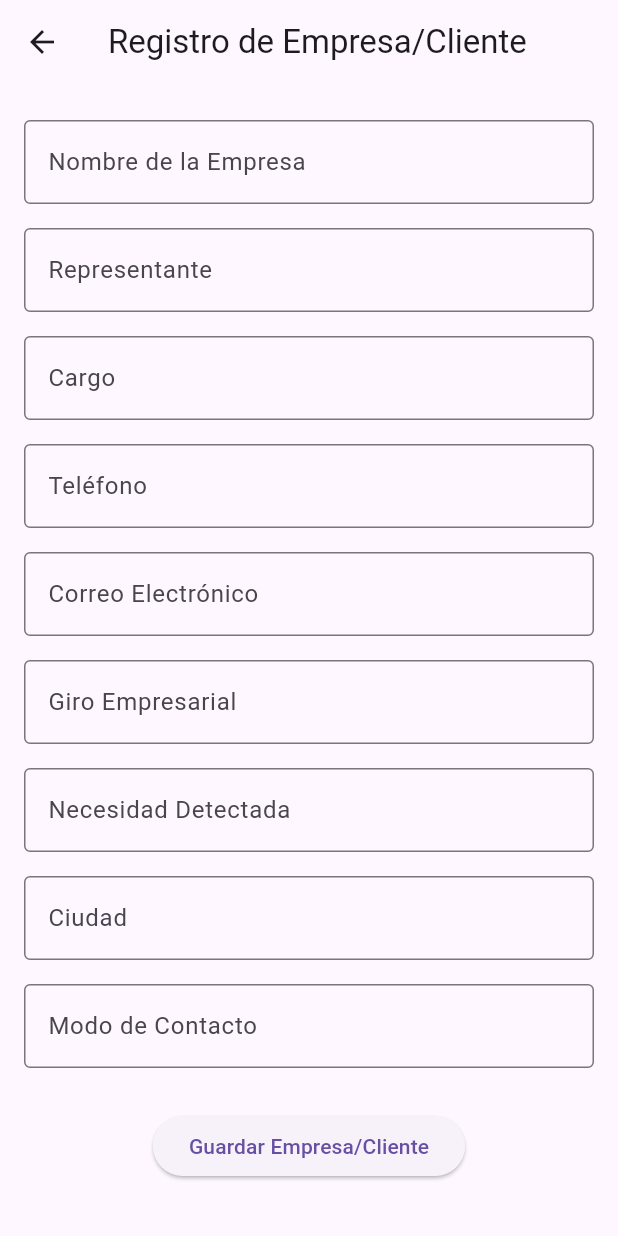
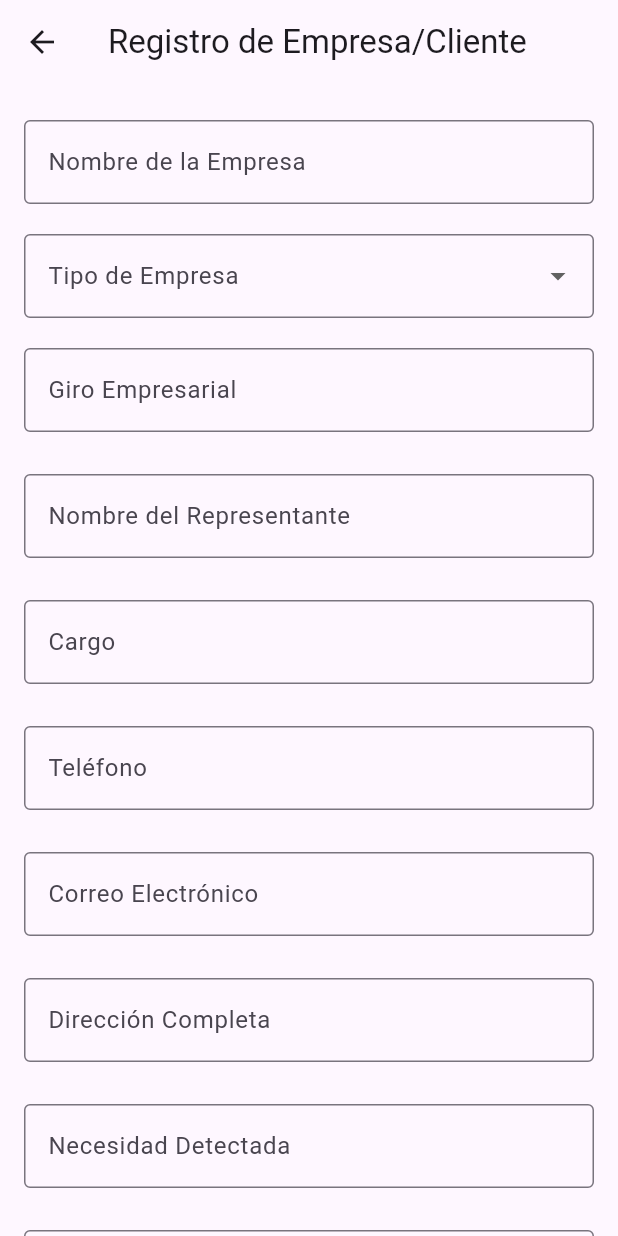
Before and after one commit to Crearcos/app-vendedores, a Flutter app: the RegistroEmpresaPage screen opened directly, on a phone screen of 412 x 824 dp. Run offline on Flutter 3.47's test engine with Material 3 defaults, Android fonts, the phone set to English and light mode, and no system bars.

Commit message:
empresas/base de datos, models, views, serializers, urls

```diff
--- a/app_vendedores_frontend/lib/vendedor/registrar_empresa.dart
+++ b/app_vendedores_frontend/lib/vendedor/registrar_empresa.dart
@@ -12,15 +12,40 @@ class RegistroEmpresaPage extends StatefulWidget {
 
 class _RegistroEmpresaPageState extends State<RegistroEmpresaPage> {
   final GlobalKey<FormState> _formKey = GlobalKey<FormState>();
+
+  // Controladores para campos de texto
   final TextEditingController empresaController = TextEditingController();
+  final TextEditingController giroController = TextEditingController();
   final TextEditingController representanteController = TextEditingController();
   final TextEditingController cargoController = TextEditingController();
   final TextEditingController telefonoController = TextEditingController();
   final TextEditingController emailController = TextEditingController();
-  final TextEditingController giroController = TextEditingController();
+  final TextEditingController direccionController = TextEditingController();
   final TextEditingController necesidadController = TextEditingController();
-  final TextEditingController ciudadController = TextEditingController();
-  final TextEditingController modoContactoController = TextEditingController();
+  final TextEditingController productoServicioController = TextEditingController();
+  final TextEditingController proximaCitaController = TextEditingController();
+
+  // Listas para dropdowns (tipo empresa y modo contacto)
+  final List<Map<String, String>> tiposEmpresa = [
+    {'value': 'PYME', 'label': 'Pequeña y Mediana Empresa'},
+    {'value': 'CORP', 'label': 'Corporación'},
+    {'value': 'STARTUP', 'label': 'Startup'},
+    {'value': 'ONG', 'label': 'Organización No Gubernamental'},
+    {'value': 'GUB', 'label': 'Entidad Gubernamental'},
+    {'value': 'OTRO', 'label': 'Otro tipo de organización'},
+  ];
+
+  final List<Map<String, String>> modosContacto = [
+    {'value': 'EMAIL', 'label': 'Correo Electrónico'},
+    {'value': 'WHATSAPP', 'label': 'WhatsApp'},
+    {'value': 'LLAMADA', 'label': 'Llamada Telefónica'},
+    {'value': 'VISITA', 'label': 'Visita Presencial'},
+    {'value': 'VIDEOCALL', 'label': 'Videollamada'},
+  ];
+
+  // Variables para almacenar selección dropdown
+  String? _tipoEmpresaSeleccionado;
+  String? _modoContactoSeleccionado;
 
   String _message = '';
   bool _isLoading = false;
@@ -28,14 +53,15 @@ class _RegistroEmpresaPageState extends State<RegistroEmpresaPage> {
   @override
   void dispose() {
     empresaController.dispose();
+    giroController.dispose();
     representanteController.dispose();
     cargoController.dispose();
     telefonoController.dispose();
     emailController.dispose();
-    giroController.dispose();
+    direccionController.dispose();
     necesidadController.dispose();
-    ciudadController.dispose();
-    modoContactoController.dispose();
+    productoServicioController.dispose();
+    proximaCitaController.dispose();
     super.dispose();
   }
 
@@ -47,22 +73,38 @@ class _RegistroEmpresaPageState extends State<RegistroEmpresaPage> {
 
   Future<void> _guardarEmpresa() async {
     if (!_formKey.currentState!.validate()) {
-      setState(() => _message = 'Por favor, complete todos los campos correctamente.');
+      setState(() => _message = 'Por favor, complete todos los campos obligatorios correctamente.');
       return;
     }
 
-    setState(() => _isLoading = true);
+    if (_tipoEmpresaSeleccionado == null) {
+      setState(() => _message = 'Por favor, seleccione un Tipo de Empresa.');
+      return;
+    }
+
+    if (_modoContactoSeleccionado == null) {
+      setState(() => _message = 'Por favor, seleccione un Modo de Contacto.');
+      return;
+    }
+
+    setState(() {
+      _isLoading = true;
+      _message = '';
+    });
 
     final Map<String, dynamic> data = {
       "nombre_empresa": empresaController.text.trim(),
+      "tipo_empresa": _tipoEmpresaSeleccionado!,
+      "giro": giroController.text.trim(),
       "representante": representanteController.text.trim(),
       "cargo": cargoController.text.trim(),
       "telefono": telefonoController.text.trim(),
       "email": emailController.text.trim(),
-      "giro": giroController.text.trim(),
+      "direccion": direccionController.text.trim(),
       "necesidad_detectada": necesidadController.text.trim(),
-      "ciudad": ciudadController.text.trim(),
-      "modo_contacto": modoContactoController.text.trim(),
+      "producto_servicio_interes": productoServicioController.text.trim(),
+      "proxima_cita": proximaCitaController.text.trim(),
+      "modo_contacto": _modoContactoSeleccionado!,
     };
 
     try {
@@ -82,7 +124,7 @@ class _RegistroEmpresaPageState extends State<RegistroEmpresaPage> {
         _clearControllers();
       } else {
         setState(() {
-          _message = responseData['message'] ?? 'Error al registrar empresa: ${response.body}';
+          _message = responseData['message'] ?? 'Error al registrar empresa';
         });
       }
     } catch (e) {
@@ -94,14 +136,19 @@ class _RegistroEmpresaPageState extends State<RegistroEmpresaPage> {
 
   void _clearControllers() {
     empresaController.clear();
+    giroController.clear();
     representanteController.clear();
     cargoController.clear();
     telefonoController.clear();
     emailController.clear();
-    giroController.clear();
+    direccionController.clear();
     necesidadController.clear();
-    ciudadController.clear();
-    modoContactoController.clear();
+    productoServicioController.clear();
+    proximaCitaController.clear();
+    setState(() {
+      _tipoEmpresaSeleccionado = null;
+      _modoContactoSeleccionado = null;
+    });
   }
 
   @override
@@ -114,28 +161,111 @@ class _RegistroEmpresaPageState extends State<RegistroEmpresaPage> {
           key: _formKey,
           child: Column(
             children: [
-              _buildTextField(empresaController, 'Nombre de la Empresa'),
-              _buildTextField(representanteController, 'Representante'),
+              // 1. Empresa (Obligatorio)
+              _buildTextField(empresaController, 'Nombre de la Empresa', validator: _campoObligatorio),
+
+              const SizedBox(height: 12),
+
+              // 2. Tipo de empresa (dropdown obligatorio)
+              DropdownButtonFormField<String>(
+                value: _tipoEmpresaSeleccionado,
+                decoration: const InputDecoration(
+                  labelText: 'Tipo de Empresa',
+                  border: OutlineInputBorder(),
+                ),
+                items: tiposEmpresa.map((tipo) {
+                  return DropdownMenuItem<String>(
+                    value: tipo['value'],
+                    child: Text(tipo['value']!), // Mostrar siglas
+                  );
+                }).toList(),
+                onChanged: (value) {
+                  setState(() {
+                    _tipoEmpresaSeleccionado = value;
+                  });
+                },
+                validator: (value) => value == null ? 'Seleccione un tipo de empresa' : null,
+              ),
+
+              const SizedBox(height: 12),
+
+              // 3. Giro (Opcional)
+              _buildTextField(giroController, 'Giro Empresarial'),
+
+              const SizedBox(height: 12),
+
+              // 4. Nombre representante (Obligatorio)
+              _buildTextField(representanteController, 'Nombre del Representante', validator: _campoObligatorio),
+
+              const SizedBox(height: 12),
+
+              // 5. Cargo (Opcional)
               _buildTextField(cargoController, 'Cargo'),
-              _buildTextField(
-                telefonoController,
-                'Teléfono',
-                keyboardType: TextInputType.phone,
-                validator: _validateTelefono,
+
+              const SizedBox(height: 12),
+
+              // 6. Teléfono (Obligatorio)
+              _buildTextField(telefonoController, 'Teléfono', keyboardType: TextInputType.phone, validator: _campoObligatorio),
+
+              const SizedBox(height: 12),
+
+              // 7. Correo electrónico (Opcional)
+              _buildTextField(emailController, 'Correo Electrónico', keyboardType: TextInputType.emailAddress, validator: _validarEmailOpcional),
+
+              const SizedBox(height: 12),
+
+              // 8. Dirección (Opcional)
+              _buildTextField(direccionController, 'Dirección Completa'),
+
+              const SizedBox(height: 12),
+
+              // 9. Necesidad detectada (Obligatorio)
+              _buildTextField(necesidadController, 'Necesidad Detectada', validator: _campoObligatorio),
+
+              const SizedBox(height: 12),
+
+              // 10. Producto/Servicio de interés (Opcional)
+              _buildTextField(productoServicioController, 'Producto/Servicio de Interés'),
+
+              const SizedBox(height: 12),
+
+              // 11. Agendamiento cita (Opcional)
+              _buildTextField(proximaCitaController, 'Agendamiento de Cita'),
+
+              const SizedBox(height: 16),
+
+              // Modo de contacto (dropdown obligatorio)
+              DropdownButtonFormField<String>(
+                value: _modoContactoSeleccionado,
+                decoration: const InputDecoration(
+                  labelText: 'Modo de Contacto',
+                  border: OutlineInputBorder(),
+                ),
+                items: modosContacto.map((modo) {
+                  return DropdownMenuItem<String>(
+                    value: modo['value'],
+                    child: Text(modo['value']!), // Mostrar siglas
+                  );
+                }).toList(),
+                onChanged: (value) {
+                  setState(() {
+                    _modoContactoSeleccionado = value;
+                  });
+                },
+                validator: (value) => value == null ? 'Seleccione un modo de contacto' : null,
               ),
-              _buildTextField(emailController, 'Correo Electrónico', keyboardType: TextInputType.emailAddress),
-              _buildTextField(giroController, 'Giro Empresarial'),
-              _buildTextField(necesidadController, 'Necesidad Detectada'),
-              _buildTextField(ciudadController, 'Ciudad'),
-              _buildTextField(modoContactoController, 'Modo de Contacto'),
-              const SizedBox(height: 20),
+
+              const SizedBox(height: 24),
+
               _isLoading
                   ? const CircularProgressIndicator()
                   : ElevatedButton(
                 onPressed: _guardarEmpresa,
                 child: const Text('Guardar Empresa/Cliente'),
               ),
+
               const SizedBox(height: 16),
+
               if (_message.isNotEmpty)
                 Text(
                   _message,
@@ -162,16 +292,26 @@ class _RegistroEmpresaPageState extends State<RegistroEmpresaPage> {
           border: const OutlineInputBorder(),
         ),
         keyboardType: keyboardType,
-        validator: validator ?? (value) => (value == null || value.isEmpty) ? 'Campo requerido' : null,
+        validator: validator ?? (value) => null, // Por defecto no obligatorio
       ),
     );
   }
 
-  String? _validateTelefono(String? value) {
-    if (value == null || value.isEmpty) {
+  String? _campoObligatorio(String? value) {
+    if (value == null || value.trim().isEmpty) {
       return 'Campo requerido';
     }
-    final regex = RegExp(r'^\+?[\d\s\-]{7,15}$');
-    return regex.hasMatch(value) ? null : 'Número de teléfono inválido';
+    return null;
+  }
+
+  String? _validarEmailOpcional(String? value) {
+    if (value == null || value.trim().isEmpty) {
+      return null; // Opcional
+    }
+    final emailRegex = RegExp(r'^[^@]+@[^@]+\.[^@]+');
+    if (!emailRegex.hasMatch(value.trim())) {
+      return 'Correo electrónico inválido';
+    }
+    return null;
   }
 }
```
Also changed, not shown: 6 other files.
